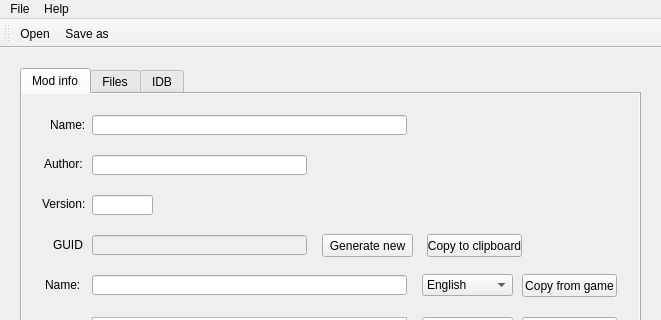
eterniti/xv2sscreat, file mainwindow.ui: the form before one commit; both pictures show x 0 to 661 and y 0 to 320 of the 661 by 589 pixel window.
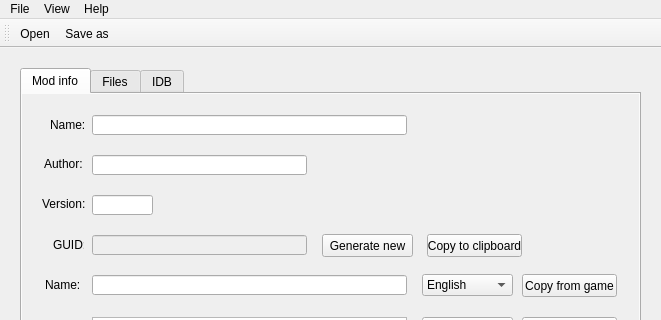
The form after the commit.

The edit to the form file:
```diff
--- a/mainwindow.ui
+++ b/mainwindow.ui
@@ -1159,7 +1159,14 @@
     </property>
     <addaction name="actionAbout"/>
    </widget>
+   <widget class="QMenu" name="menuView">
+    <property name="title">
+     <string>View</string>
+    </property>
+    <addaction name="actionToggle_dark_mode"/>
+   </widget>
    <addaction name="menuFile"/>
+   <addaction name="menuView"/>
    <addaction name="menuHelp"/>
   </widget>
   <widget class="QToolBar" name="mainToolBar">
```
Left out of the diff: 5 changed lines with no effect on the pictures.
